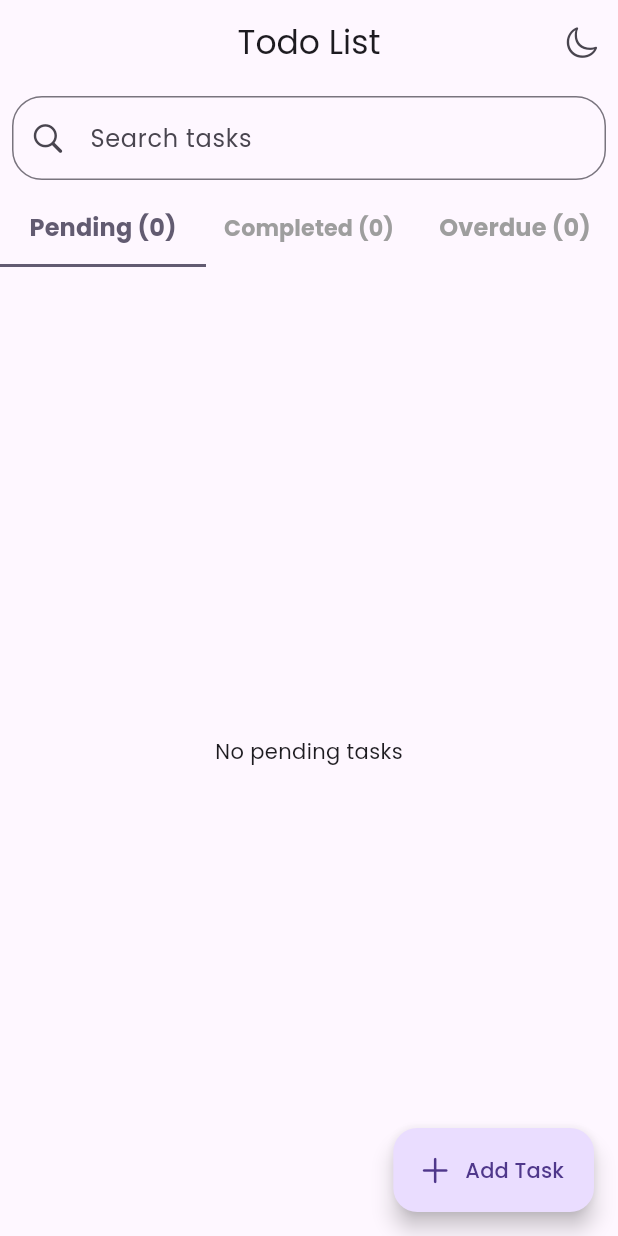
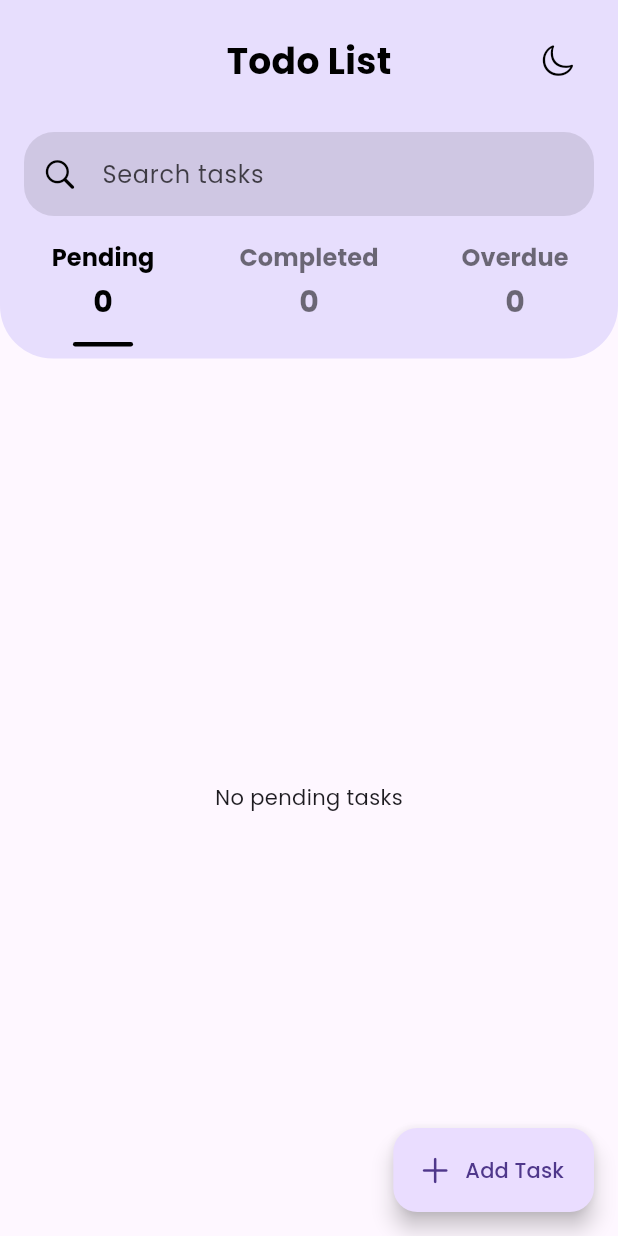
Before and after one commit to dcaayushd/CODSOFT_TODOList_App, a Flutter app: the screen it shows after launch, on a phone screen of 412 x 824 dp. Run offline on Flutter 3.47's test engine with Material 3 defaults, Android fonts, the phone set to English and light mode, and no system bars; our stand-ins replace flutter_local_notifications, google_fonts, shared_preferences, timezone.

Commit message:
Task List Screen UI Updated

```diff
--- a/lib/screens/task_list_screen.dart
+++ b/lib/screens/task_list_screen.dart
@@ -55,114 +55,11 @@ class TaskListScreenState extends State<TaskListScreen> {
             : taskProvider.searchTasks(_searchQuery);
 
         return Scaffold(
-          appBar: AppBar(
-            centerTitle: true,
-            title: const Text('Todo List'),
-            elevation: 0,
-            actions: [
-              Consumer<ThemeProvider>(
-                builder: (context, themeProvider, child) {
-                  return IconButton(
-                    icon: Icon(
-                      themeProvider.isDarkMode
-                          ? CupertinoIcons.sun_max
-                          : CupertinoIcons.moon,
-                    ),
-                    onPressed: () {
-                      themeProvider.toggleTheme();
-                    },
-                  );
-                },
-              ),
-            ],
-          ),
           body: Column(
             children: [
-              Padding(
-                padding: const EdgeInsets.all(8.0),
-                child: TextField(
-                  decoration: InputDecoration(
-                    hintText: 'Search tasks',
-                    prefixIcon: const Icon(CupertinoIcons.search),
-                    border: OutlineInputBorder(
-                      borderRadius: BorderRadius.circular(20),
-                    ),
-                  ),
-                  onChanged: (value) {
-                    setState(() {
-                      _searchQuery = value;
-                    });
-                  },
-                ),
-              ),
-              ValueListenableBuilder<int>(
-                valueListenable: _currentPageNotifier,
-                builder: (context, currentPage, child) {
-                  return Row(
-                    children: [
-                      _buildCategoryButton(context, 'Pending',
-                          categorizedTasks['pending']!.length, 0, currentPage),
-                      _buildCategoryButton(
-                          context,
-                          'Completed',
-                          categorizedTasks['completed']!.length,
-                          1,
-                          currentPage),
-                      _buildCategoryButton(context, 'Overdue',
-                          categorizedTasks['overdue']!.length, 2, currentPage),
-                    ],
-                  );
-                },
-              ),
-              SizedBox(
-                height: 2,
-                child: ValueListenableBuilder<int>(
-                  valueListenable: _currentPageNotifier,
-                  builder: (context, currentPage, child) {
-                    return Row(
-                      children: [
-                        Expanded(
-                          child: AnimatedContainer(
-                            duration: const Duration(milliseconds: 300),
-                            color: currentPage == 0
-                                ? Theme.of(context).colorScheme.secondary
-                                : Colors.transparent,
-                          ),
-                        ),
-                        Expanded(
-                          child: AnimatedContainer(
-                            duration: const Duration(milliseconds: 300),
-                            color: currentPage == 1
-                                ? Theme.of(context).colorScheme.secondary
-                                : Colors.transparent,
-                          ),
-                        ),
-                        Expanded(
-                          child: AnimatedContainer(
-                            duration: const Duration(milliseconds: 300),
-                            color: currentPage == 2
-                                ? Theme.of(context).colorScheme.secondary
-                                : Colors.transparent,
-                          ),
-                        ),
-                      ],
-                    );
-                  },
-                ),
-              ),
+              _buildTopContainer(context, categorizedTasks),
               Expanded(
-                child: PageView(
-                  controller: _pageController,
-                  onPageChanged: (index) {
-                    _currentPageNotifier.value = index;
-                  },
-                  children: [
-                    _buildTaskList(categorizedTasks['pending']!, false),
-                    _buildTaskList(categorizedTasks['completed']!, true),
-                    _buildTaskList(categorizedTasks['overdue']!, false,
-                        isOverdue: true),
-                  ],
-                ),
+                child: _buildTaskListContent(categorizedTasks),
               ),
             ],
           ),
@@ -192,42 +89,186 @@ class TaskListScreenState extends State<TaskListScreen> {
     );
   }
 
+  Widget _buildTopContainer(
+      BuildContext context, Map<String, List<Task>> categorizedTasks) {
+    final themeProvider = Provider.of<ThemeProvider>(context);
+    final isDarkMode = themeProvider.isDarkMode;
+
+    return Container(
+      decoration: BoxDecoration(
+        color: isDarkMode ? const Color(0xFF4B3986) : const Color(0xFFE7DEFD),
+        borderRadius: const BorderRadius.only(
+          bottomLeft: Radius.circular(35),
+          bottomRight: Radius.circular(35),
+        ),
+      ),
+      child: SafeArea(
+        bottom: false,
+        child: Column(
+          mainAxisSize: MainAxisSize.min,
+          children: [
+            Padding(
+              padding: const EdgeInsets.symmetric(horizontal: 16, vertical: 16),
+              child: Row(
+                mainAxisAlignment: MainAxisAlignment.spaceBetween,
+                children: [
+                  const Spacer(),
+                  Expanded(
+                    flex: 2,
+                    child: Center(
+                      child: Text(
+                        'Todo List',
+                        style: TextStyle(
+                          fontSize: 24,
+                          fontWeight: FontWeight.bold,
+                          color: isDarkMode ? Colors.white : Colors.black,
+                        ),
+                      ),
+                    ),
+                  ),
+                  Expanded(
+                    child: Align(
+                      alignment: Alignment.centerRight,
+                      child: IconButton(
+                        icon: Icon(
+                          isDarkMode
+                              ? CupertinoIcons.sun_max
+                              : CupertinoIcons.moon,
+                          color: isDarkMode ? Colors.white : Colors.black,
+                        ),
+                        onPressed: () {
+                          themeProvider.toggleTheme();
+                        },
+                      ),
+                    ),
+                  ),
+                ],
+              ),
+            ),
+            Padding(
+              padding: const EdgeInsets.symmetric(horizontal: 16, vertical: 8),
+              child: TextField(
+                decoration: InputDecoration(
+                  hintText: 'Search tasks',
+                  hintStyle: TextStyle(
+                      color: (isDarkMode ? Colors.white : Colors.black)
+                          .withOpacity(0.7)),
+                  prefixIcon: Icon(CupertinoIcons.search,
+                      color: isDarkMode ? Colors.white : Colors.black),
+                  border: OutlineInputBorder(
+                    borderRadius: BorderRadius.circular(20),
+                    borderSide: BorderSide.none,
+                  ),
+                  filled: true,
+                  fillColor: (isDarkMode ? Colors.white : Colors.black)
+                      .withOpacity(0.1),
+                ),
+                style:
+                    TextStyle(color: isDarkMode ? Colors.white : Colors.black),
+                onChanged: (value) {
+                  setState(() {
+                    _searchQuery = value;
+                  });
+                },
+              ),
+            ),
+            Padding(
+              padding: const EdgeInsets.only(bottom: 8),
+              child: ValueListenableBuilder<int>(
+                valueListenable: _currentPageNotifier,
+                builder: (context, currentPage, child) {
+                  return Row(
+                    children: [
+                      _buildCategoryButton(context, 'Pending',
+                          categorizedTasks['pending']!.length, 0, currentPage),
+                      _buildCategoryButton(
+                          context,
+                          'Completed',
+                          categorizedTasks['completed']!.length,
+                          1,
+                          currentPage),
+                      _buildCategoryButton(context, 'Overdue',
+                          categorizedTasks['overdue']!.length, 2, currentPage),
+                    ],
+                  );
+                },
+              ),
+            ),
+          ],
+        ),
+      ),
+    );
+  }
+
+  Widget _buildTaskListContent(Map<String, List<Task>> categorizedTasks) {
+    return PageView(
+      controller: _pageController,
+      onPageChanged: (index) {
+        _currentPageNotifier.value = index;
+      },
+      children: [
+        _buildTaskList(categorizedTasks['pending']!, false),
+        _buildTaskList(categorizedTasks['completed']!, true),
+        _buildTaskList(categorizedTasks['overdue']!, false, isOverdue: true),
+      ],
+    );
+  }
+
   Widget _buildCategoryButton(BuildContext context, String title, int count,
       int page, int currentPage) {
+    final themeProvider = Provider.of<ThemeProvider>(context);
+    final isDarkMode = themeProvider.isDarkMode;
+
     return Expanded(
-      child: TextButton(
-        onPressed: () {
-          _pageController.animateToPage(page,
-              duration: const Duration(milliseconds: 300), curve: Curves.easeInOut);
-        },
-        child: FittedBox(
-          fit: BoxFit.scaleDown,
-          child: Row(
-            mainAxisAlignment: MainAxisAlignment.center,
-            children: [
-              Text(
-                '$title ',
-                style: TextStyle(
-                  fontSize: 16,
-                  fontWeight: FontWeight.bold,
-                  color: currentPage == page
-                      ? Theme.of(context).colorScheme.secondary
-                      : Colors.grey,
+      child: Column(
+        mainAxisSize: MainAxisSize.min,
+        children: [
+          TextButton(
+            onPressed: () {
+              _pageController.animateToPage(page,
+                  duration: const Duration(milliseconds: 300),
+                  curve: Curves.easeInOut);
+            },
+            child: Column(
+              mainAxisSize: MainAxisSize.min,
+              children: [
+                Text(
+                  title,
+                  style: TextStyle(
+                    fontSize: 16,
+                    fontWeight: FontWeight.bold,
+                    color: currentPage == page
+                        ? (isDarkMode ? Colors.white : Colors.black)
+                        : (isDarkMode ? Colors.white70 : Colors.black54),
+                  ),
                 ),
-              ),
-              Text(
-                '($count)',
-                style: TextStyle(
-                  fontSize: 16,
-                  fontWeight: FontWeight.bold,
-                  color: currentPage == page
-                      ? Theme.of(context).colorScheme.secondary
-                      : Colors.grey,
+                const SizedBox(height: 4),
+                Text(
+                  count.toString(),
+                  style: TextStyle(
+                    fontSize: 20,
+                    fontWeight: FontWeight.bold,
+                    color: currentPage == page
+                        ? (isDarkMode ? Colors.white : Colors.black)
+                        : (isDarkMode ? Colors.white70 : Colors.black54),
+                  ),
                 ),
-              ),
-            ],
+              ],
+            ),
           ),
-        ),
+          const SizedBox(height: 4),
+          AnimatedContainer(
+            duration: const Duration(milliseconds: 300),
+            height: 3,
+            width: 40,
+            decoration: BoxDecoration(
+              color: currentPage == page
+                  ? (isDarkMode ? Colors.white : Colors.black)
+                  : Colors.transparent,
+              borderRadius: BorderRadius.circular(1.5),
+            ),
+          ),
+        ],
       ),
     );
   }
@@ -245,6 +286,7 @@ class TaskListScreenState extends State<TaskListScreen> {
     }
 
     return ListView.builder(
+      padding: EdgeInsets.zero,
       itemCount: tasks.length,
       itemBuilder: (context, index) {
         final task = tasks[index];
```
